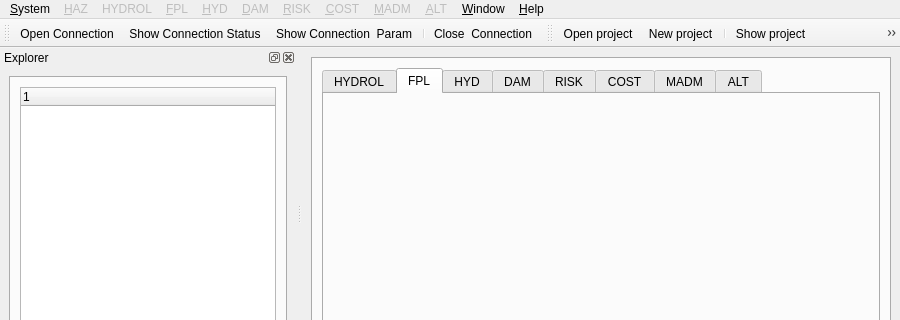
This is source_code/Main_Wid.ui in dabachma/ProMaIDes_src as Qt 5 draws it before an edit; both pictures show x 0 to 900 and y 0 to 320 of the 900 by 682 pixel window. The edited form follows.
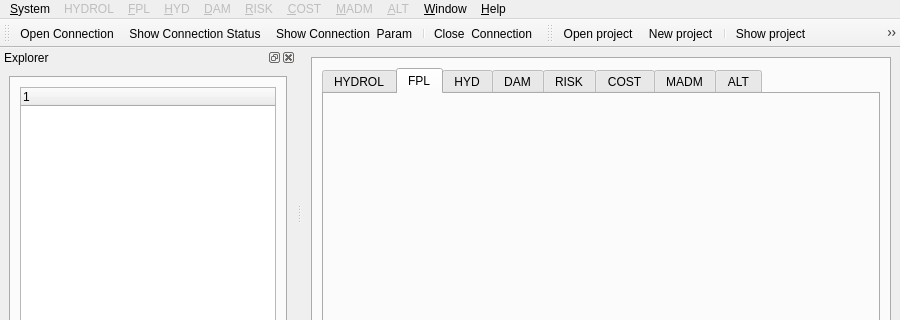
This is the edited form. Icons and pictures are not drawn. Custom widgets are drawn as their Qt base class.

```diff
--- a/source_code/Main_Wid.ui
+++ b/source_code/Main_Wid.ui
@@ -727,14 +727,6 @@
     <addaction name="separator"/>
     <addaction name="menu_alt_ommon"/>
    </widget>
-   <widget class="QMenu" name="menu_HAZ">
-    <property name="enabled">
-     <bool>false</bool>
-    </property>
-    <property name="title">
-     <string>&amp;HAZ</string>
-    </property>
-   </widget>
    <widget class="QMenu" name="menu_window">
     <property name="title">
      <string>&amp;Window</string>
@@ -797,7 +789,6 @@
     </property>
    </widget>
    <addaction name="menu_System"/>
-   <addaction name="menu_HAZ"/>
    <addaction name="menu_HYDROL_system"/>
    <addaction name="menu_FPL_system"/>
    <addaction name="menu_HYD_system"/>
```
Left out of the diff: 116 changed lines with no effect on the pictures.
